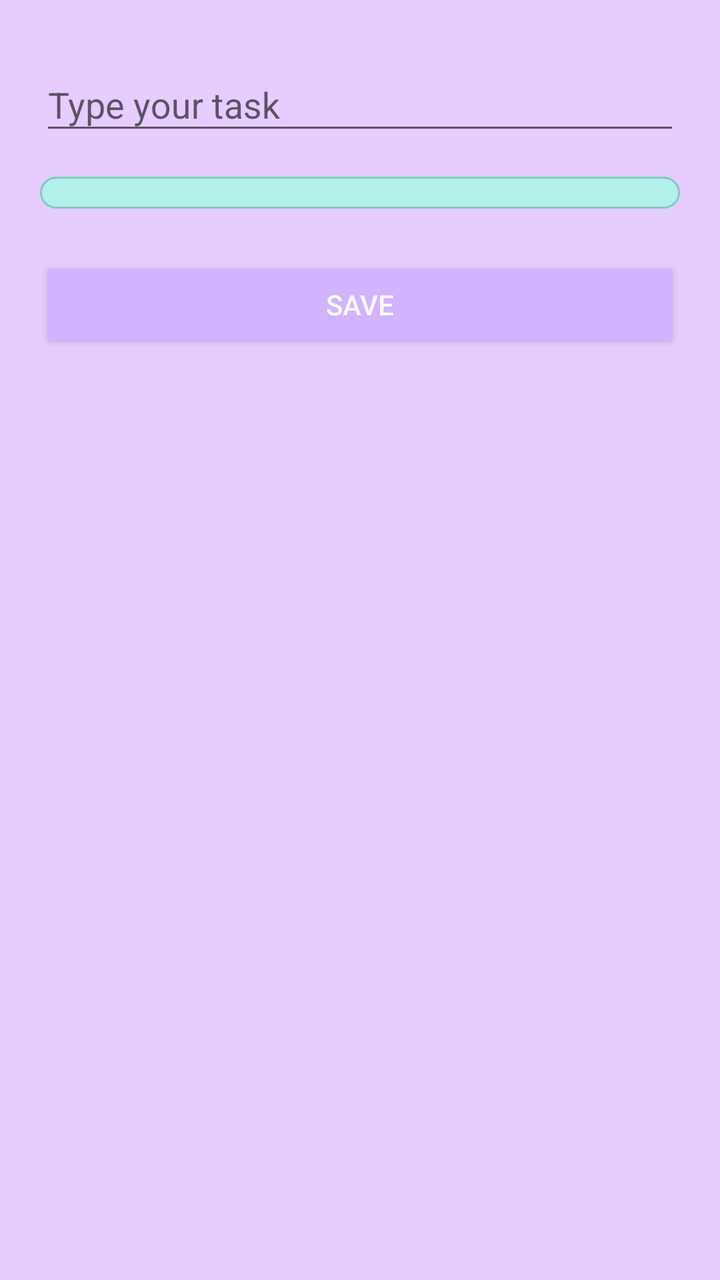
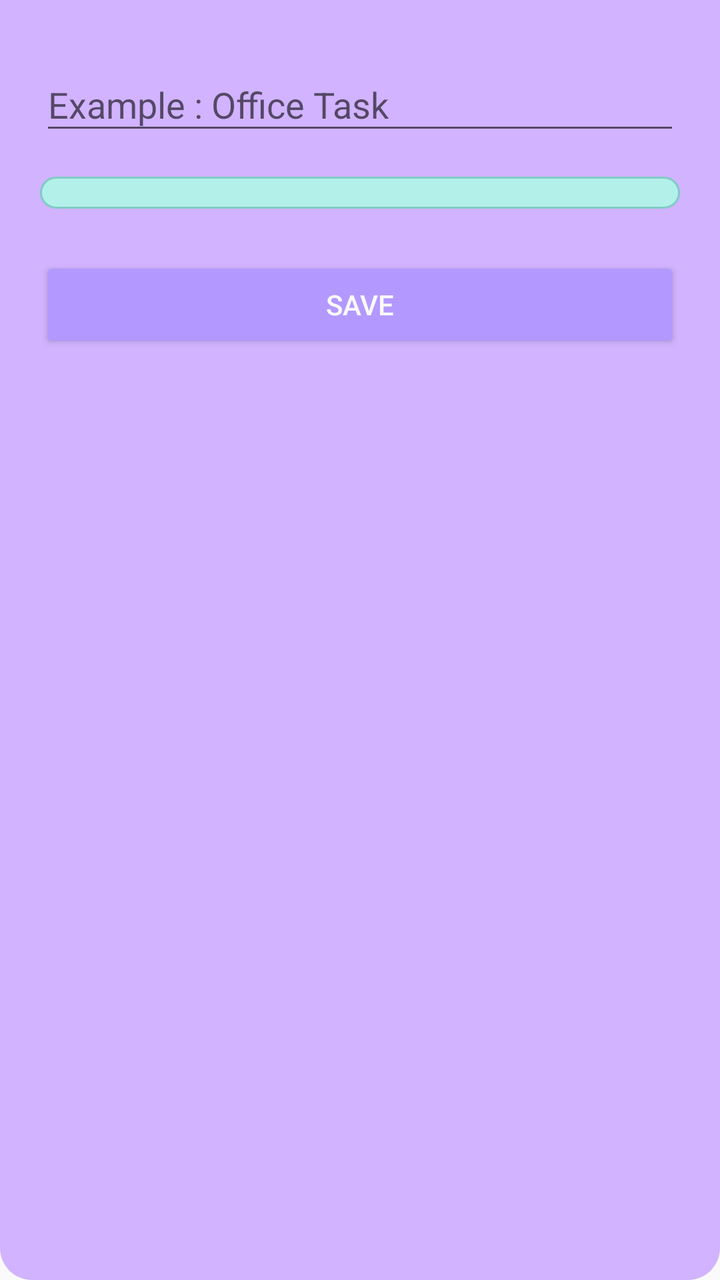

Two renders of the same Android screen: before a commit and after it. Below are the layout's source before the change and the commit's diff.
<!-- AndroidManifest.xml: application theme Theme.Todo -->
<!-- res/layout/dialog_newtodo.xml -->
<?xml version="1.0" encoding="utf-8"?>
<LinearLayout xmlns:android="http://schemas.android.com/apk/res/android"
    xmlns:tools="http://schemas.android.com/tools"
    android:layout_width="match_parent"
    android:layout_height="match_parent"
    xmlns:app="http://schemas.android.com/apk/res-auto"
    android:orientation="vertical"
    android:background="@color/purple_200"
    android:padding="20dp"
    tools:context=".ui.MainActivity">

    
    <com.google.android.material.textfield.TextInputLayout
        android:layout_width="match_parent"
        android:layout_height="wrap_content">

        <com.google.android.material.textfield.TextInputEditText
            android:id="@+id/edt_simpan_todo"
            android:layout_width="match_parent"
            android:layout_height="wrap_content"
            android:hint="Type your task"
            android:textColor="@color/black"/>
    </com.google.android.material.textfield.TextInputLayout>

    
    <Spinner
        android:id="@+id/spn_color"
        android:layout_width="match_parent"
        android:layout_height="wrap_content"
        android:layout_marginTop="16dp"
        android:background="@drawable/spinner_background"/>

    
    <Button
        android:id="@+id/btn_simpantodo"
        android:layout_width="match_parent"
        android:layout_height="wrap_content"
        android:text="Save"
        android:textColor="@color/white"
        android:backgroundTint="@color/purple_500"
        app:cornerRadius="12dp"
        android:layout_marginTop="24dp"/>
</LinearLayout>
<!-- resources referenced by this layout -->
<resources>
  <color name="black">#4D4D4D</color>
  <color name="purple_200">#E6CCFF</color>
  <color name="purple_500">#D1B3FF</color>
  <color name="white">#FAFAFA</color>
  <!-- drawable spinner_background (drawable) -->
  <?xml version="1.0" encoding="utf-8"?>
  <shape xmlns:android="http://schemas.android.com/apk/res/android"
      android:shape="rectangle">
  
      
      <solid android:color="@color/teal_200" />
  
      
      <corners android:radius="12dp" />
  
      
      <stroke
          android:width="1dp"
          android:color="@color/teal_700" />
  
      
      <padding
          android:left="8dp"
          android:top="8dp"
          android:right="8dp"
          android:bottom="8dp" />
  </shape>
  <style name="Theme.Todo" parent="Theme.AppCompat.Light.NoActionBar">
          
          <item name="colorPrimary">@color/purple_500</item>
          <item name="colorPrimaryVariant">@color/purple_700</item>
          <item name="colorOnPrimary">@color/white</item>
          
          <item name="colorSecondary">@color/teal_200</item>
          <item name="colorSecondaryVariant">@color/teal_700</item>
          <item name="colorOnSecondary">@color/black</item>
          
          <item name="android:statusBarColor" tools:targetApi="l">?attr/colorPrimaryVariant</item>
          
      </style>
  <color name="teal_200">#B2F0E9</color>
  <color name="teal_700">#80CBC4</color>
  <color name="purple_700">#B399FF</color>
</resources>

<!-- the commit's change to res/layout/dialog_newtodo.xml (unified diff, before → after) -->
@@ -5,7 +5,7 @@
     android:layout_height="match_parent"
     xmlns:app="http://schemas.android.com/apk/res-auto"
     android:orientation="vertical"
-    android:background="@color/purple_200"
+    android:background="@drawable/bg_dialog_edititem"
     android:padding="20dp"
     tools:context=".ui.MainActivity">
 
@@ -18,7 +18,7 @@
             android:id="@+id/edt_simpan_todo"
             android:layout_width="match_parent"
             android:layout_height="wrap_content"
-            android:hint="Type your task"
+            android:hint="Example : Office Task"
             android:textColor="@color/black"/>
     </com.google.android.material.textfield.TextInputLayout>
 
@@ -37,7 +37,7 @@
         android:layout_height="wrap_content"
         android:text="Save"
         android:textColor="@color/white"
-        android:backgroundTint="@color/purple_500"
+        android:backgroundTint="@color/purple_700"
         app:cornerRadius="12dp"
         android:layout_marginTop="24dp"/>
 </LinearLayout>
<!-- resource entries referenced after the edit -->
@@ -4,6 +4,21 @@
   <color name="purple_200">#E6CCFF</color>
   <color name="purple_500">#D1B3FF</color>
   <color name="white">#FAFAFA</color>
+  <!-- drawable bg_dialog_edititem (drawable) -->
+  <?xml version="1.0" encoding="utf-8"?>
+  <shape xmlns:android="http://schemas.android.com/apk/res/android"
+      android:shape="rectangle">
+      
+      <solid android:color="@color/purple_500"/>
+      <corners
+          android:bottomLeftRadius="16dp"
+          android:bottomRightRadius="16dp"/>
+      <padding
+          android:left="20dp"
+          android:top="20dp"
+          android:right="20dp"
+          android:bottom="20dp"/>
+  </shape>
   <!-- drawable spinner_background (drawable) -->
   <?xml version="1.0" encoding="utf-8"?>
   <shape xmlns:android="http://schemas.android.com/apk/res/android"
@@ -37,7 +52,8 @@
           <item name="colorSecondaryVariant">@color/teal_700</item>
           <item name="colorOnSecondary">@color/black</item>
           
-          <item name="android:statusBarColor" tools:targetApi="l">?attr/colorPrimaryVariant</item>
+          <item name="android:statusBarColor">@color/purple_200</item>
+          <item name="android:windowLightStatusBar">false</item>
           
       </style>
   <color name="teal_200">#B2F0E9</color>
